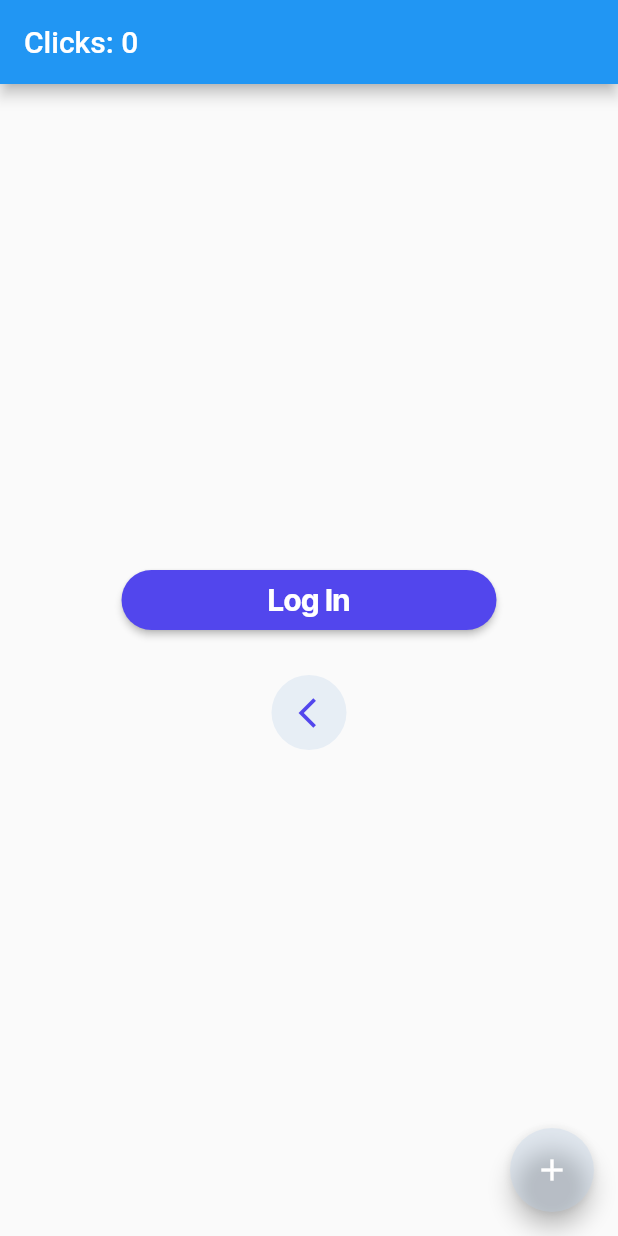
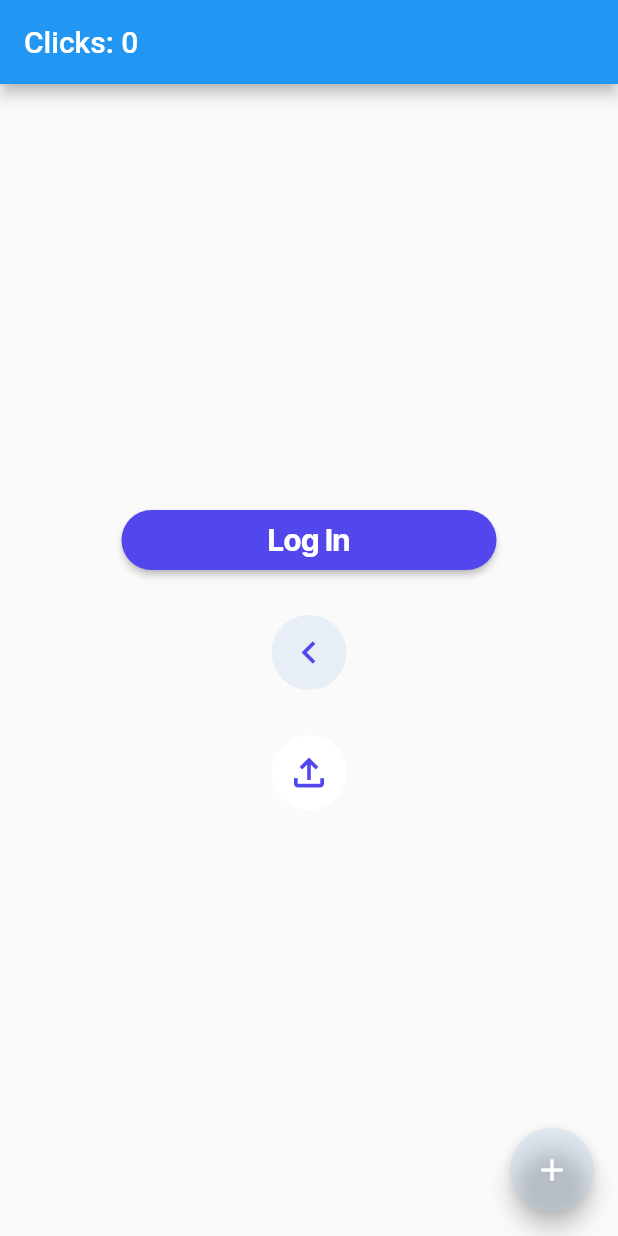
Before and after one commit to chandreshmark41/flutter_getx_implementation, a Flutter app: the screen it shows after launch, on a phone screen of 412 x 824 dp. Run offline on Flutter 3.47's test engine with Material 2 defaults, Android fonts, the light colour scheme and no system bars; our stand-ins replace get, google_fonts.

Commit message:
changes are done till adding of icon button on dark background

```diff
--- a/lib/Home.dart
+++ b/lib/Home.dart
@@ -4,6 +4,7 @@ import 'package:flutter/material.dart';
 import 'package:get/get.dart';
 import 'package:get/get_core/src/get_main.dart';
 import 'package:getx_implementation/Controller.dart';
+import 'package:getx_implementation/design_components/icon_button_on_dark.dart';
 import 'package:getx_implementation/design_components/icon_button_on_white.dart';
 import 'package:getx_implementation/design_components/primary_button.dart';
 import 'package:getx_implementation/theme/primary_theme.dart';
@@ -26,9 +27,13 @@ class Home extends StatelessWidget {
         child: Column(
           mainAxisAlignment: MainAxisAlignment.center,
           children: [
-          PrimaryButton(title: 'Log In', onPressed: () => Get.to(Other())),
-            SizedBox(height: 30,),
-            IconButtonOnWhite(onPressed: () => Get.to(Other()), icon: Icons.arrow_back_ios)
+            PrimaryButton(title: 'Log In', onPressed: () => Get.to(Other())),
+            const SizedBox(height: 30,),
+            IconButtonOnWhite(onPressed: () => Get.to(Other()), icon: Icons.keyboard_arrow_left_sharp),
+            const SizedBox(height: 30,),
+            IconButtonOnDark(icon: Icons.file_upload_outlined, onPressed: () => Get.to(Other()))
+
+
           ],
         )
         ),
--- /dev/null
+++ b/lib/design_components/icon_button_on_dark.dart
@@ -0,0 +1,34 @@
+import 'package:flutter/cupertino.dart';
+import 'package:flutter/material.dart';
+
+import '../theme/primary_theme.dart';
+
+class IconButtonOnDark extends StatelessWidget {
+
+  final VoidCallback onPressed;
+  final IconData icon;
+
+  const IconButtonOnDark({super.key, required this.icon, required this.onPressed});
+
+  @override
+  Widget build(BuildContext context) {
+    // TODO: implement build
+    return Container(
+        height: 50,
+        width: 50,
+        decoration: BoxDecoration(
+          borderRadius: BorderRadius.circular(100),
+          color: PrimaryTheme.of(context).whiteColor,
+        ),
+        child: Center(
+          child: IconButton(
+            color: PrimaryTheme.of(context).blueColor,
+            iconSize: 30,
+            onPressed: onPressed, icon: Icon(icon),
+          ),
+        )
+    );
+
+  }
+
+}
--- a/lib/design_components/icon_button_on_white.dart
+++ b/lib/design_components/icon_button_on_white.dart
@@ -11,35 +11,23 @@ class IconButtonOnWhite extends StatelessWidget {
   final VoidCallback onPressed;
   final IconData icon;
 
-
-
-
   @override
   Widget build(BuildContext context) {
-    // TODO: implement build
-    // return IconButton(onPressed: onPressed, icon: Icon(icon) ,
-    //     color: PrimaryTheme.of(context).blueColor,
-    //   );
-    return
-      InkWell(
-        borderRadius: BorderRadius.circular(100),
-        onTap: onPressed,
-        child: Container(
+    return Container(
           height: 50,
           width: 50,
-            padding: const EdgeInsets.fromLTRB(10, 0, 0, 0),
           decoration: BoxDecoration(
             borderRadius: BorderRadius.circular(100),
             color: PrimaryTheme.of(context).greyColor,
           ),
-
-            child: Icon(
-              icon,
+          child: Center(
+            child: IconButton(
+              iconSize: 30,
               color: PrimaryTheme.of(context).blueColor,
+              onPressed: onPressed, icon: Icon(icon),
+            ),
           )
-        ),
         );
 
   }
-
 }
--- a/lib/design_components/primary_button.dart
+++ b/lib/design_components/primary_button.dart
@@ -12,8 +12,6 @@ class PrimaryButton extends StatelessWidget {
 
   final String title;
   final VoidCallback onPressed;
-
-
 
   @override
   Widget build(BuildContext context) {
```
Lines whose indentation alone changed are shown as unchanged.
